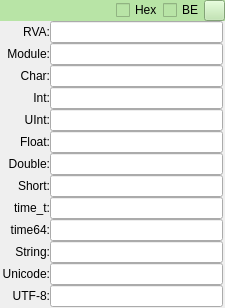
Before: the Qt Designer form src/gui/Src/Gui/InfoDialog.ui in cnsheds/x64dbg, drawn with Qt 5.
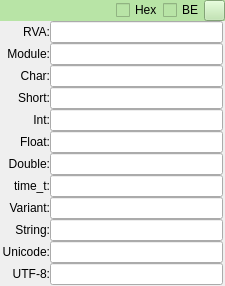
After: the same form once the commit is applied.

Commit message: 更新InfoDiglog界面, 修正Debug状态下调用toStdString异常的问题

```diff
--- a/src/gui/Src/Gui/InfoDialog.ui
+++ b/src/gui/Src/Gui/InfoDialog.ui
@@ -201,25 +201,25 @@
       <property name="spacing">
        <number>0</number>
       </property>
-      <item row="0" column="0">
-       <widget class="QLabel" name="label">
-        <property name="text">
-         <string>RVA:</string>
-        </property>
-        <property name="textFormat">
-         <enum>Qt::AutoText</enum>
-        </property>
-        <property name="alignment">
-         <set>Qt::AlignRight|Qt::AlignTrailing|Qt::AlignVCenter</set>
-        </property>
-       </widget>
-      </item>
-      <item row="0" column="1">
-       <widget class="QLineEdit" name="edit_rva"/>
+      <item row="7" column="1">
+       <widget class="QLineEdit" name="edit_double"/>
       </item>
       <item row="1" column="1">
        <widget class="QLineEdit" name="edit_module"/>
       </item>
+      <item row="9" column="0">
+       <widget class="QLabel" name="label_timet">
+        <property name="text">
+         <string>time_t:</string>
+        </property>
+        <property name="textFormat">
+         <enum>Qt::AutoText</enum>
+        </property>
+        <property name="alignment">
+         <set>Qt::AlignRight|Qt::AlignTrailing|Qt::AlignVCenter</set>
+        </property>
+       </widget>
+      </item>
       <item row="1" column="0">
        <widget class="QLabel" name="label_2">
         <property name="text">
@@ -233,10 +233,10 @@
         </property>
        </widget>
       </item>
-      <item row="4" column="0">
-       <widget class="QLabel" name="label_5">
+      <item row="0" column="0">
+       <widget class="QLabel" name="label">
         <property name="text">
-         <string>UInt:</string>
+         <string>RVA:</string>
         </property>
         <property name="textFormat">
          <enum>Qt::AutoText</enum>
@@ -246,6 +246,12 @@
         </property>
        </widget>
       </item>
+      <item row="6" column="1">
+       <widget class="QLineEdit" name="edit_float"/>
+      </item>
+      <item row="2" column="1">
+       <widget class="QLineEdit" name="edit_char"/>
+      </item>
       <item row="2" column="0">
        <widget class="QLabel" name="label_3">
         <property name="text">
@@ -259,96 +265,13 @@
         </property>
        </widget>
       </item>
-      <item row="3" column="0">
-       <widget class="QLabel" name="label_4">
-        <property name="text">
-         <string>Int:</string>
-        </property>
-        <property name="textFormat">
-         <enum>Qt::AutoText</enum>
-        </property>
-        <property name="alignment">
-         <set>Qt::AlignRight|Qt::AlignTrailing|Qt::AlignVCenter</set>
-        </property>
-       </widget>
-      </item>
-      <item row="3" column="1">
-       <widget class="QLineEdit" name="edit_int"/>
-      </item>
-      <item row="2" column="1">
-       <widget class="QLineEdit" name="edit_char"/>
-      </item>
-      <item row="6" column="1">
-       <widget class="QLineEdit" name="edit_double"/>
-      </item>
-      <item row="5" column="1">
-       <widget class="QLineEdit" name="edit_float"/>
-      </item>
-      <item row="4" column="1">
-       <widget class="QLineEdit" name="edit_uint"/>
-      </item>
-      <item row="5" column="0">
-       <widget class="QLabel" name="label_6">
-        <property name="text">
-         <string>Float:</string>
-        </property>
-        <property name="textFormat">
-         <enum>Qt::AutoText</enum>
-        </property>
-        <property name="alignment">
-         <set>Qt::AlignRight|Qt::AlignTrailing|Qt::AlignVCenter</set>
-        </property>
-       </widget>
-      </item>
-      <item row="6" column="0">
-       <widget class="QLabel" name="label_7">
-        <property name="text">
-         <string>Double:</string>
-        </property>
-        <property name="textFormat">
-         <enum>Qt::AutoText</enum>
-        </property>
-        <property name="alignment">
-         <set>Qt::AlignRight|Qt::AlignTrailing|Qt::AlignVCenter</set>
-        </property>
-       </widget>
-      </item>
-      <item row="7" column="1">
-       <widget class="QLineEdit" name="edit_short"/>
-      </item>
-      <item row="8" column="1">
+      <item row="9" column="1">
        <widget class="QLineEdit" name="edit_timet"/>
       </item>
-      <item row="8" column="0">
-       <widget class="QLabel" name="label_9">
-        <property name="text">
-         <string>time_t:</string>
-        </property>
-        <property name="textFormat">
-         <enum>Qt::AutoText</enum>
-        </property>
-        <property name="alignment">
-         <set>Qt::AlignRight|Qt::AlignTrailing|Qt::AlignVCenter</set>
-        </property>
-       </widget>
-      </item>
-      <item row="7" column="0">
-       <widget class="QLabel" name="label_8">
-        <property name="text">
-         <string>Short:</string>
-        </property>
-        <property name="textFormat">
-         <enum>Qt::AutoText</enum>
-        </property>
-        <property name="alignment">
-         <set>Qt::AlignRight|Qt::AlignTrailing|Qt::AlignVCenter</set>
-        </property>
-       </widget>
-      </item>
-      <item row="9" column="0">
+      <item row="10" column="0">
        <widget class="QLabel" name="label_10">
         <property name="text">
-         <string>time64:</string>
+         <string>Variant:</string>
         </property>
         <property name="textFormat">
          <enum>Qt::AutoText</enum>
@@ -358,26 +281,33 @@
         </property>
        </widget>
       </item>
-      <item row="9" column="1">
-       <widget class="QLineEdit" name="edit_time64"/>
+      <item row="11" column="0">
+       <widget class="QLabel" name="label_11">
+        <property name="text">
+         <string>String:</string>
+        </property>
+        <property name="textFormat">
+         <enum>Qt::AutoText</enum>
+        </property>
+        <property name="alignment">
+         <set>Qt::AlignRight|Qt::AlignTrailing|Qt::AlignVCenter</set>
+        </property>
+       </widget>
       </item>
-      <item row="11" column="1">
-       <widget class="QLineEdit" name="edit_ustr"/>
-      </item>
-      <item row="12" column="1">
+      <item row="13" column="1">
        <widget class="QLineEdit" name="edit_utf8"/>
       </item>
-      <item row="10" column="1">
+      <item row="11" column="1">
        <widget class="QLineEdit" name="edit_cstr">
         <property name="styleSheet">
          <string notr="true"/>
         </property>
        </widget>
       </item>
-      <item row="10" column="0">
-       <widget class="QLabel" name="label_11">
+      <item row="5" column="0">
+       <widget class="QLabel" name="label_4">
         <property name="text">
-         <string>String:</string>
+         <string>Int:</string>
         </property>
         <property name="textFormat">
          <enum>Qt::AutoText</enum>
@@ -387,10 +317,13 @@
         </property>
        </widget>
       </item>
-      <item row="11" column="0">
-       <widget class="QLabel" name="label_12">
+      <item row="0" column="1">
+       <widget class="QLineEdit" name="edit_rva"/>
+      </item>
+      <item row="7" column="0">
+       <widget class="QLabel" name="label_7">
         <property name="text">
-         <string>Unicode:</string>
+         <string>Double:</string>
         </property>
         <property name="textFormat">
          <enum>Qt::AutoText</enum>
@@ -400,7 +333,26 @@
         </property>
        </widget>
       </item>
-      <item row="12" column="0">
+      <item row="5" column="1">
+       <widget class="QLineEdit" name="edit_int"/>
+      </item>
+      <item row="6" column="0">
+       <widget class="QLabel" name="label_6">
+        <property name="text">
+         <string>Float:</string>
+        </property>
+        <property name="textFormat">
+         <enum>Qt::AutoText</enum>
+        </property>
+        <property name="alignment">
+         <set>Qt::AlignRight|Qt::AlignTrailing|Qt::AlignVCenter</set>
+        </property>
+       </widget>
+      </item>
+      <item row="12" column="1">
+       <widget class="QLineEdit" name="edit_ustr"/>
+      </item>
+      <item row="13" column="0">
        <widget class="QLabel" name="label_13">
         <property name="text">
          <string>UTF-8:</string>
@@ -413,6 +365,38 @@
         </property>
        </widget>
       </item>
+      <item row="12" column="0">
+       <widget class="QLabel" name="label_12">
+        <property name="text">
+         <string>Unicode:</string>
+        </property>
+        <property name="textFormat">
+         <enum>Qt::AutoText</enum>
+        </property>
+        <property name="alignment">
+         <set>Qt::AlignRight|Qt::AlignTrailing|Qt::AlignVCenter</set>
+        </property>
+       </widget>
+      </item>
+      <item row="10" column="1">
+       <widget class="QLineEdit" name="edit_variant"/>
+      </item>
+      <item row="3" column="1">
+       <widget class="QLineEdit" name="edit_short"/>
+      </item>
+      <item row="3" column="0">
+       <widget class="QLabel" name="label_8">
+        <property name="text">
+         <string>Short:</string>
+        </property>
+        <property name="textFormat">
+         <enum>Qt::AutoText</enum>
+        </property>
+        <property name="alignment">
+         <set>Qt::AlignRight|Qt::AlignTrailing|Qt::AlignVCenter</set>
+        </property>
+       </widget>
+      </item>
      </layout>
     </widget>
    </item>
```
Left out of the diff: 4 changed lines with no effect on the pictures. The commit also changes 3 other files.
